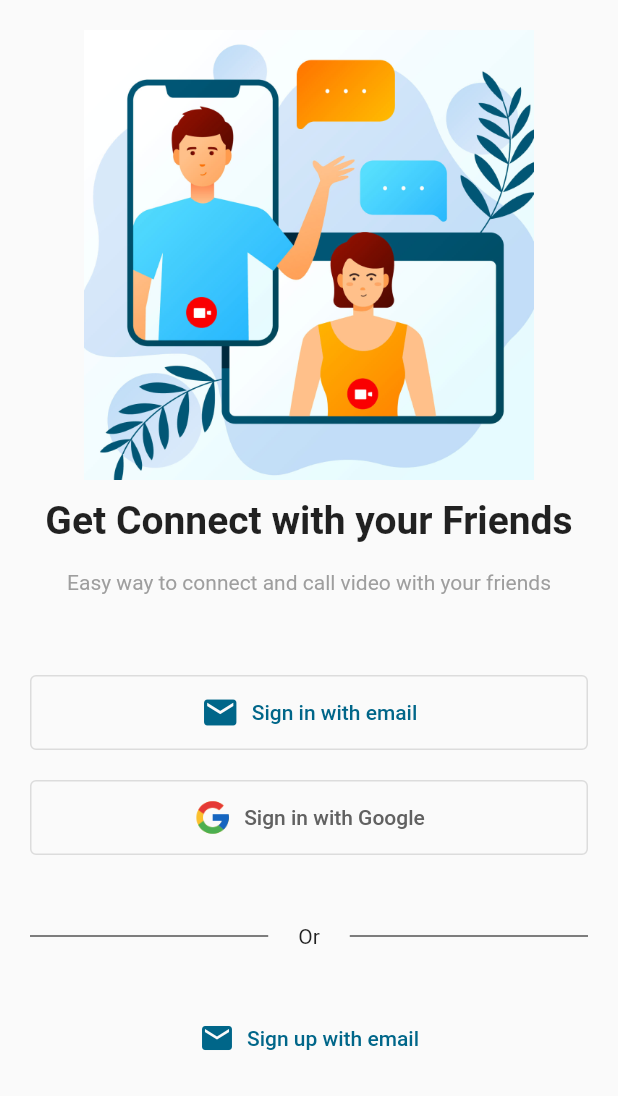
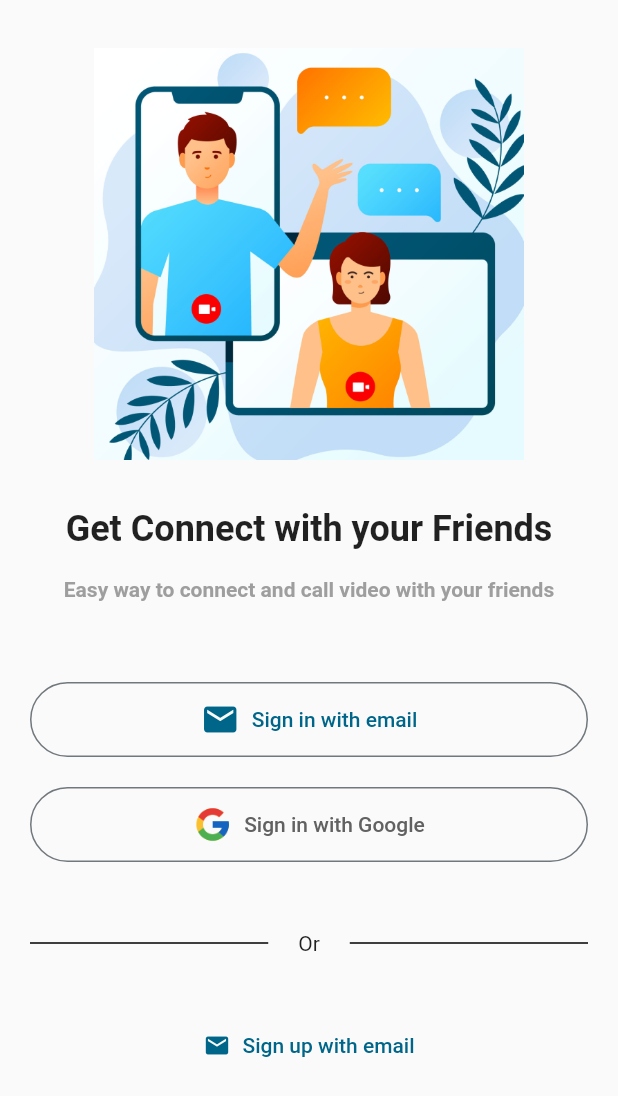
Before and after one commit to quangnhat22/cs_video_call_app, a Flutter app: the screen it shows after launch, on a phone screen of 412 x 824 dp. Shown: the top 1096 px of the screen. Run offline on Flutter 3.47's test engine with Material 2 defaults, Android fonts, the phone set to English and light mode, and no system bars; our stand-ins replace bloc, dio, equatable, firebase_core, flutter_bloc, flutter_screenutil and 2 more; accounts and stored records are empty; generated files the repository leaves out were written again.

Commit message:
refactor welcome page/welcome panel

```diff
--- a/lib/common/widgets/stateless/m_material_app.dart
+++ b/lib/common/widgets/stateless/m_material_app.dart
@@ -1,22 +1,27 @@
 import 'package:flutter/material.dart';
 import 'package:flutter_gen/gen_l10n/app_localizations.dart';
+import 'package:flutter_screenutil/flutter_screenutil.dart';
 
 import '../../../core/config/app_theme.dart';
 import '../../../routes/app_routes.dart';
 import '../../../utils/global_keys.dart';
 
 class MMaterialApp extends StatelessWidget {
-  const MMaterialApp({
-    Key? key,
-    required this.initialRoute,
-    this.onGenerateRoute,
-  }) : super(key: key);
+  const MMaterialApp(
+      {Key? key, this.initialRoute, this.onGenerateRoute, this.homeWidget})
+      : super(key: key);
 
-  final String initialRoute;
+  final String? initialRoute;
   final Route<dynamic>? Function(RouteSettings)? onGenerateRoute;
+  final Widget? homeWidget;
 
   @override
-  MaterialApp build(BuildContext context) {
+  Widget build(BuildContext context) {
+    return ScreenUtilInit(
+      designSize: const Size(360, 690),
+      minTextAdapt: true,
+      splitScreenMode: true,
+      builder: (context, child) {
         return MaterialApp(
           title: 'CS Chat App',
           debugShowCheckedModeBanner: false,
@@ -29,6 +34,10 @@
           ],
           initialRoute: initialRoute,
           onGenerateRoute: onGenerateRoute,
+          home: child,
+        );
+      },
+      child: homeWidget,
     );
   }
 }
--- a/lib/core/config/app_assets.dart
+++ b/lib/core/config/app_assets.dart
@@ -1,3 +1,8 @@
+import 'package:flutter/material.dart';
+
 class AppAssets {
-  //static const appIcon = AssetsImage('assets/app_icon.png');
+  static final welcomeImage = Image.asset(
+    'assets/images/welcome.png',
+    fit: BoxFit.cover,
+  );
 }
--- /dev/null
+++ b/lib/core/config/app_font_size.dart
@@ -0,0 +1,12 @@
+class AppFontSize {
+  static const double captionFontSize = 12.0;
+  static const double subtitleFontSize = 14.0;
+  static const double normalFontSize = 15.0;
+  static const double titleFontSize = 20.0;
+  static const double overLineFontSize = 10.0;
+  static const double headlineFontSize = 24.0;
+  static const double superLarge1FontSize = 34.0;
+  static const double superLarge2FontSize = 45.0;
+  static const double superLarge3FontSize = 56.0;
+  static const double superLarge4FontSize = 112.0;
+}
--- /dev/null
+++ b/lib/core/config/app_text_styles.dart
@@ -0,0 +1,35 @@
+import 'package:flutter/material.dart';
+
+import 'app_font_size.dart';
+
+class AppTextStyles {
+  // static const TextStyle normalTextStyle = TextStyle(
+  //   color: Colors.black,
+  //   fontSize: AppFontSize.normalFontSize,
+  // );
+
+  // static const TextStyle pinkBoldStyle = TextStyle(
+  //   color: AppColor.primaryColor,
+  //   fontWeight: FontWeight.bold,
+  // );
+
+  static const TextStyle headlineTextStyle = TextStyle(
+    fontWeight: FontWeight.bold,
+    fontSize: AppFontSize.headlineFontSize,
+  );
+
+  static const TextStyle mediumTitleTextStyle = TextStyle(
+    fontWeight: FontWeight.bold,
+    fontSize: 18,
+  );
+
+  static const TextStyle captionTextStyle = TextStyle(
+    fontWeight: FontWeight.bold,
+    color: Colors.grey,
+  );
+
+  // static const TextStyle normalItalicPrimaryTextStyle = TextStyle(
+  //   color: AppColor.primaryColor,
+  //   fontStyle: FontStyle.italic,
+  // );
+}
--- a/lib/core/langs/app_en.arb
+++ b/lib/core/langs/app_en.arb
@@ -1,3 +1,9 @@
 {
-  "language": "English"
+  "language": "English",
+  "get_connect_with_your_friends": "Get Connect with your Friends",
+  "easy_way_to_connect_and_call_video_with_your_friends": "Easy way to connect and call video with your friends",
+  "sign_in_with_email": "Sign in with email",
+  "sign_in_with_google": "Sign in with Google",
+  "or": "Or",
+  "sign_up_with_email": "Sign up with email"
 }
--- a/lib/core/langs/app_vi.arb
+++ b/lib/core/langs/app_vi.arb
@@ -1,3 +1,9 @@
 {
-  "language": "Vietnamese"
+  "language": "English",
+  "get_connect_with_your_friends": "Kết nối với những người bạn",
+  "easy_way_to_connect_and_call_video_with_your_friends": "Dễ dàng kết nối và gặp mặt với bạn bè",
+  "sign_in_with_email": "Đăng nhập với Email",
+  "sign_in_with_google": "Đăng nhập với Google",
+  "or": "Hoặc",
+  "sign_up_with_email": "Đăng ký với Email"
 }
--- a/lib/presentation/app/app.dart
+++ b/lib/presentation/app/app.dart
@@ -1,10 +1,10 @@
 import 'package:flutter/material.dart';
 import 'package:flutter_bloc/flutter_bloc.dart';
+import 'package:videocall/presentation/welcome/welcome.dart';
 
 import '../../common/widgets/stateless/m_material_app.dart';
 import '../../routes/app_routes.dart';
 import '../../routes/route_name.dart';
-import '../welcome/view/welcome_page.dart';
 import 'bloc/app_bloc.dart';
 
 class App extends StatelessWidget {
@@ -18,10 +18,8 @@
         builder: (context, state) {
           switch (state.runtimeType) {
             case AppLoading:
-              return const MaterialApp(
-                home: Center(
-                  child: WelcomePage(),
-                ),
+              return const MMaterialApp(
+                homeWidget: WelcomePage(),
               );
             case AppUnAuthorized:
               return const MMaterialApp(
--- /dev/null
+++ b/lib/presentation/welcome/pages/welcome_page.dart
@@ -0,0 +1,140 @@
+part of welcome;
+
+class WelcomePage extends StatelessWidget {
+  const WelcomePage({Key? key}) : super(key: key);
+
+  @override
+  Widget build(BuildContext context) {
+    final isLanscape =
+        MediaQuery.of(context).orientation == Orientation.landscape;
+
+    return Scaffold(
+      body: SingleChildScrollView(
+        child: Center(
+          child: SafeArea(
+            child: Container(
+              margin: const EdgeInsets.all(20),
+              child: Column(
+                children: <Widget>[
+                  const SizedBox(
+                    height: 12,
+                  ),
+                  const WelcomePanel(),
+                  const SizedBox(
+                    height: 26,
+                  ),
+                  Container(
+                    margin:
+                        const EdgeInsets.symmetric(vertical: 10, horizontal: 0),
+                    child: SizedBox(
+                      width: isLanscape
+                          ? MediaQuery.of(context).size.width * 0.6
+                          : double.infinity,
+                      child: OutlinedButton.icon(
+                        onPressed: () {
+                          Navigator.push(
+                              context,
+                              MaterialPageRoute(
+                                  builder: (context) => const LoginPage()));
+                        },
+                        icon: const Icon(
+                          Icons.mail,
+                          size: 26,
+                        ),
+                        label: Text(
+                            AppLocalizations.of(context)!.sign_in_with_email),
+                        style: ButtonStyle(
+                            foregroundColor: MaterialStateProperty.all(
+                                const Color.fromRGBO(0, 102, 137, 1)),
+                            padding: MaterialStateProperty.all(
+                                const EdgeInsets.symmetric(
+                                    vertical: 12, horizontal: 20))),
+                      ),
+                    ),
+                  ),
+                  Container(
+                    margin:
+                        const EdgeInsets.symmetric(vertical: 10, horizontal: 0),
+                    child: SizedBox(
+                      width: isLanscape
+                          ? MediaQuery.of(context).size.width * 0.6
+                          : double.infinity,
+                      child: OutlinedButton.icon(
+                        onPressed: () {},
+                        icon: Image.asset(
+                          'assets/images/google.png',
+                          width: 26,
+                        ),
+                        label: Text(
+                          AppLocalizations.of(context)!.sign_in_with_google,
+                        ),
+                        style: ButtonStyle(
+                            foregroundColor:
+                                MaterialStateProperty.all(Colors.grey[700]),
+                            padding: MaterialStateProperty.all(
+                                const EdgeInsets.symmetric(
+                                    vertical: 12, horizontal: 20))),
+                      ),
+                    ),
+                  ),
+                  Container(
+                    margin:
+                        const EdgeInsets.symmetric(vertical: 26, horizontal: 0),
+                    child: SizedBox(
+                      width: isLanscape
+                          ? MediaQuery.of(context).size.width * 0.6
+                          : double.infinity,
+                      child: Row(
+                        children: [
+                          Expanded(
+                            child: Container(
+                                margin: const EdgeInsets.only(right: 20),
+                                child: const Divider(
+                                  color: Colors.black,
+                                  height: 36,
+                                )),
+                          ),
+                          Text(AppLocalizations.of(context)!.or),
+                          Expanded(
+                            child: Container(
+                                margin: const EdgeInsets.only(left: 20),
+                                child: const Divider(
+                                  color: Colors.black,
+                                  height: 36,
+                                )),
+                          ),
+                        ],
+                      ),
+                    ),
+                  ),
+                  SizedBox(
+                    width: isLanscape
+                        ? MediaQuery.of(context).size.width * 0.6
+                        : double.infinity,
+                    child: TextButton.icon(
+                        onPressed: () {
+                          Navigator.push(
+                              context,
+                              MaterialPageRoute(
+                                  builder: (context) => const SignUpPage()));
+                        },
+                        icon: const Icon(Icons.mail),
+                        label: Text(
+                          AppLocalizations.of(context)!.sign_up_with_email,
+                        ),
+                        style: ButtonStyle(
+                            foregroundColor: MaterialStateProperty.all(
+                                const Color.fromRGBO(0, 102, 137, 1)),
+                            padding: MaterialStateProperty.all(
+                                const EdgeInsets.symmetric(
+                                    vertical: 12, horizontal: 20)))),
+                  )
+                ],
+              ),
+            ),
+          ),
+        ),
+      ),
+    );
+  }
+}
--- a/lib/presentation/welcome/view/welcome_page.dart
+++ /dev/null
@@ -1,158 +0,0 @@
-import 'package:flutter/material.dart';
-import 'package:videocall/presentation/auth/login/view/login_page.dart';
-import 'package:videocall/presentation/auth/sign_up/view/sign_up_page.dart';
-
-class WelcomePage extends StatelessWidget {
-  const WelcomePage({Key? key}) : super(key: key);
-
-  @override
-  Widget build(BuildContext context) {
-    final isLanscape =
-        MediaQuery.of(context).orientation == Orientation.landscape;
-
-    return Scaffold(
-      body: Scaffold(
-        body: SingleChildScrollView(
-          child: Center(
-            child: SafeArea(
-              child: Container(
-                margin: const EdgeInsets.all(20),
-                child: Column(
-                  children: <Widget>[
-                    SizedBox(
-                        height: 300,
-                        width: 300,
-                        child: Image.asset(
-                          'assets/images/welcome.png',
-                          fit: BoxFit.cover,
-                        )),
-                    Container(
-                      margin: const EdgeInsets.only(top: 12),
-                      child: const Text(
-                        'Get Connect with your Friends',
-                        style: TextStyle(
-                            fontSize: 26, fontWeight: FontWeight.bold),
-                      ),
-                    ),
-                    Container(
-                      margin: const EdgeInsets.symmetric(
-                          vertical: 18, horizontal: 0),
-                      child: const Text(
-                        'Easy way to connect and call video with your friends',
-                        style: TextStyle(color: Colors.grey),
-                      ),
-                    ),
-                    const SizedBox(
-                      height: 26,
-                    ),
-                    Container(
-                      margin: const EdgeInsets.symmetric(
-                          vertical: 10, horizontal: 0),
-                      child: SizedBox(
-                        width: isLanscape
-                            ? MediaQuery.of(context).size.width * 0.6
-                            : double.infinity,
-                        child: OutlinedButton.icon(
-                          onPressed: () {
-                            Navigator.push(
-                                context,
-                                MaterialPageRoute(
-                                    builder: (context) => const LoginPage()));
-                          },
-                          icon: const Icon(
-                            Icons.mail,
-                            size: 26,
-                          ),
-                          label: const Text('Sign in with email'),
-                          style: ButtonStyle(
-                              foregroundColor: MaterialStateProperty.all(
-                                  const Color.fromRGBO(0, 102, 137, 1)),
-                              padding: MaterialStateProperty.all(
-                                  const EdgeInsets.symmetric(
-                                      vertical: 12, horizontal: 20))),
-                        ),
-                      ),
-                    ),
-                    Container(
-                      margin: const EdgeInsets.symmetric(
-                          vertical: 10, horizontal: 0),
-                      child: SizedBox(
-                        width: isLanscape
-                            ? MediaQuery.of(context).size.width * 0.6
-                            : double.infinity,
-                        child: OutlinedButton.icon(
-                          onPressed: () {},
-                          icon: Image.asset(
-                            'assets/images/google.png',
-                            width: 26,
-                          ),
-                          label: const Text('Sign in with Google'),
-                          style: ButtonStyle(
-                              foregroundColor:
-                                  MaterialStateProperty.all(Colors.grey[700]),
-                              padding: MaterialStateProperty.all(
-                                  const EdgeInsets.symmetric(
-                                      vertical: 12, horizontal: 20))),
-                        ),
-                      ),
-                    ),
-                    Container(
-                      margin: const EdgeInsets.symmetric(
-                          vertical: 26, horizontal: 0),
-                      child: SizedBox(
-                        width: isLanscape
-                            ? MediaQuery.of(context).size.width * 0.6
-                            : double.infinity,
-                        child: Row(
-                          children: [
-                            Expanded(
-                              child: Container(
-                                  margin: const EdgeInsets.only(right: 20),
-                                  child: const Divider(
-                                    color: Colors.black,
-                                    height: 36,
-                                  )),
-                            ),
-                            const Text('Or'),
-                            Expanded(
-                              child: Container(
-                                  margin: const EdgeInsets.only(left: 20),
-                                  child: const Divider(
-                                    color: Colors.black,
-                                    height: 36,
-                                  )),
-                            ),
-                          ],
-                        ),
-                      ),
-                    ),
-                    SizedBox(
-                      width: isLanscape
-                          ? MediaQuery.of(context).size.width * 0.6
-                          : double.infinity,
-                      child: TextButton.icon(
-                          onPressed: () {
-                            Navigator.push(
-                                context,
-                                MaterialPageRoute(
-                                    builder: (context) => const SignUpPage()));
-                          },
-                          icon: const Icon(Icons.mail),
-                          label: const Text('Sign up with email'),
-                          style: ButtonStyle(
-                              foregroundColor: MaterialStateProperty.all(
-                                  const Color.fromRGBO(0, 102, 137, 1)),
-                              padding: MaterialStateProperty.all(
-                                  const EdgeInsets.symmetric(
-                                      vertical: 12, horizontal: 20)))),
-                    )
-                  ],
-                ),
-              ),
-            ),
-          ),
-        ),
-      ),
-    );
-  }
-}
--- /dev/null
+++ b/lib/presentation/welcome/welcome.dart
@@ -0,0 +1,13 @@
+library welcome;
+
+import 'package:flutter/material.dart';
+import 'package:flutter_gen/gen_l10n/app_localizations.dart';
+import 'package:flutter_screenutil/flutter_screenutil.dart';
+import 'package:videocall/core/config/app_assets.dart';
+import 'package:videocall/presentation/auth/login/view/login_page.dart';
+import 'package:videocall/presentation/auth/sign_up/view/sign_up_page.dart';
+
+import '../../core/config/app_text_styles.dart';
+
+part 'pages/welcome_page.dart';
+part 'widgets/welcome_panel.dart';
--- /dev/null
+++ b/lib/presentation/welcome/widgets/welcome_panel.dart
@@ -0,0 +1,40 @@
+part of welcome;
+
+class WelcomePanel extends StatelessWidget {
+  const WelcomePanel({Key? key}) : super(key: key);
+
+  @override
+  Widget build(BuildContext context) {
+    return Column(
+      children: <Widget>[
+        //.w. .h là của thư viện bên ngoài, cho phép co dãn theo kích thước màn hình
+        // không can lay media query nựa
+        SizedBox(
+          height: 240.w,
+          width: 240.h,
+          child: AppAssets.welcomeImage,
+        ),
+        Padding(
+          padding: const EdgeInsets.only(
+            top: 32,
+          ),
+          child: Text(
+            AppLocalizations.of(context)!.get_connect_with_your_friends,
+            style: AppTextStyles.headlineTextStyle,
+          ),
+        ),
+        Padding(
+          padding: const EdgeInsets.symmetric(
+            vertical: 18,
+            horizontal: 0,
+          ),
+          child: Text(
+            AppLocalizations.of(context)!
+                .easy_way_to_connect_and_call_video_with_your_friends,
+            style: AppTextStyles.captionTextStyle,
+          ),
+        )
+      ],
+    );
+  }
+}
--- a/lib/routes/app_routes.dart
+++ b/lib/routes/app_routes.dart
@@ -1,7 +1,7 @@
 import 'package:flutter/material.dart';
+import 'package:videocall/presentation/welcome/welcome.dart';
 import 'package:videocall/routes/route_name.dart';
 
-import '../presentation/welcome/view/welcome_page.dart';
 import '../presentation/auth/login/view/login_page.dart';
 
 class AppRoutes {
--- a/pubspec.yaml
+++ b/pubspec.yaml
@@ -46,6 +46,7 @@
   json_annotation: ^4.8.0
   intl: ^0.17.0
   firebase_core: ^2.9.0
+  flutter_screenutil: ^5.7.0
 
 dev_dependencies:
   flutter_test:
```
Also changed, not shown: lib/presentation/welcome/widgets/sign_in_buttons.dart (added), pubspec.lock. Lines whose indentation alone changed are shown as unchanged.
